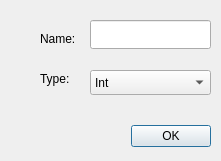
The window that Type.ui (mendoza/hotcake) describes before a commit, drawn with Qt 5.
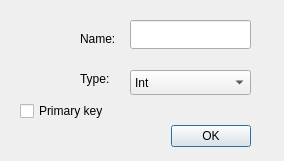
The same window after the commit. Icons and pictures are not drawn.

Commit message: Funciona el button next, aun estoy haciendo el previous

What changed in the file:
```diff
--- a/Type.ui
+++ b/Type.ui
@@ -6,7 +6,7 @@
    <rect>
     <x>0</x>
     <y>0</y>
-    <width>221</width>
+    <width>284</width>
     <height>161</height>
    </rect>
   </property>
@@ -20,7 +20,7 @@
   <widget class="QDialogButtonBox" name="buttonBox">
    <property name="geometry">
     <rect>
-     <x>120</x>
+     <x>160</x>
      <y>120</y>
      <width>91</width>
      <height>32</height>
@@ -36,7 +36,7 @@
   <widget class="QLineEdit" name="lineEdit">
    <property name="geometry">
     <rect>
-     <x>90</x>
+     <x>130</x>
      <y>20</y>
      <width>121</width>
      <height>29</height>
@@ -46,7 +46,7 @@
   <widget class="QComboBox" name="comboBox">
    <property name="geometry">
     <rect>
-     <x>90</x>
+     <x>130</x>
      <y>70</y>
      <width>121</width>
      <height>25</height>
@@ -76,7 +76,7 @@
   <widget class="QLabel" name="label">
    <property name="geometry">
     <rect>
-     <x>40</x>
+     <x>80</x>
      <y>30</y>
      <width>66</width>
      <height>17</height>
@@ -89,7 +89,7 @@
   <widget class="QLabel" name="label_2">
    <property name="geometry">
     <rect>
-     <x>40</x>
+     <x>80</x>
      <y>70</y>
      <width>66</width>
      <height>17</height>
@@ -99,6 +99,19 @@
     <string>Type:</string>
    </property>
   </widget>
+  <widget class="QCheckBox" name="checkBox">
+   <property name="geometry">
+    <rect>
+     <x>20</x>
+     <y>100</y>
+     <width>111</width>
+     <height>22</height>
+    </rect>
+   </property>
+   <property name="text">
+    <string>Primary key</string>
+   </property>
+  </widget>
  </widget>
  <resources/>
  <connections>
```
The commit also changes 5 other files.
